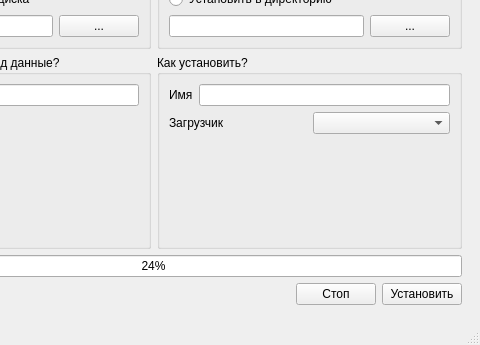
This is window.ui in YourDroid/YourDroid as Qt 5 draws it before an edit; both pictures show x 173 to 653 and y 140 to 485 of the 653 by 485 pixel window. The edited form follows.
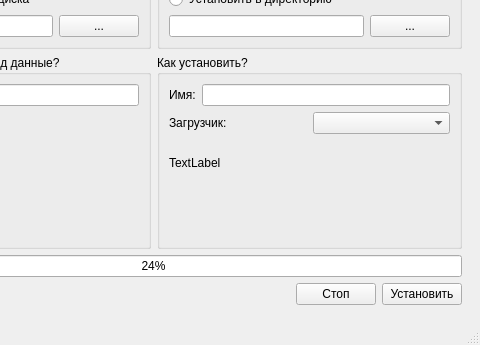
This is the edited form.

```diff
--- a/window.ui
+++ b/window.ui
@@ -366,7 +366,7 @@
                <item>
                 <widget class="QLabel" name="labelName">
                  <property name="text">
-                  <string>Имя</string>
+                  <string>Имя:</string>
                  </property>
                 </widget>
                </item>
@@ -380,7 +380,7 @@
                <item>
                 <widget class="QLabel" name="labelBoot">
                  <property name="text">
-                  <string>Загрузчик</string>
+                  <string>Загрузчик:</string>
                  </property>
                 </widget>
                </item>
@@ -390,7 +390,12 @@
               </layout>
              </item>
              <item>
-              <layout class="QHBoxLayout" name="horizontalLayout_19">
+              <widget class="QLabel" name="labelAboutBootloader_2">
+               <property name="text">
+                <string>TextLabel</string>
+               </property>
+              </widget>
+             </item>
                <item>
                 <widget class="QLabel" name="labelAboutBootloader">
                  <property name="text">
@@ -399,8 +404,6 @@
                 </widget>
                </item>
               </layout>
-             </item>
-            </layout>
            </widget>
           </item>
           <item row="0" column="1" rowspan="2">
```
Left out of the diff: 16 changed lines with no effect on the pictures. Lines whose indentation alone changed are shown as unchanged.
